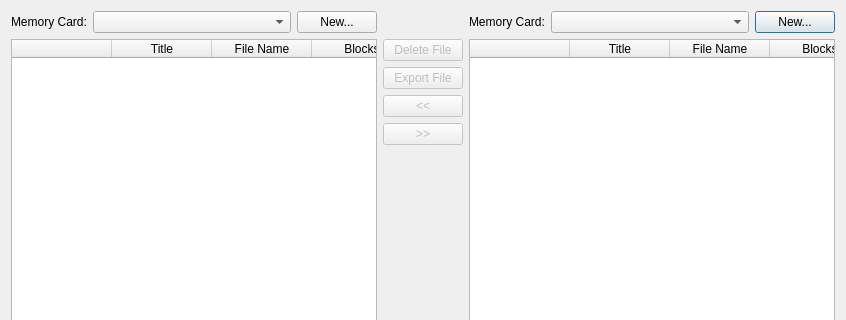
Above: src/duckstation-qt/memorycardeditordialog.ui from kofxi3584karlayang/duckstation before the change; both pictures show x 0 to 846 and y 0 to 320 of the 846 by 515 pixel window. Below: the same form after it.
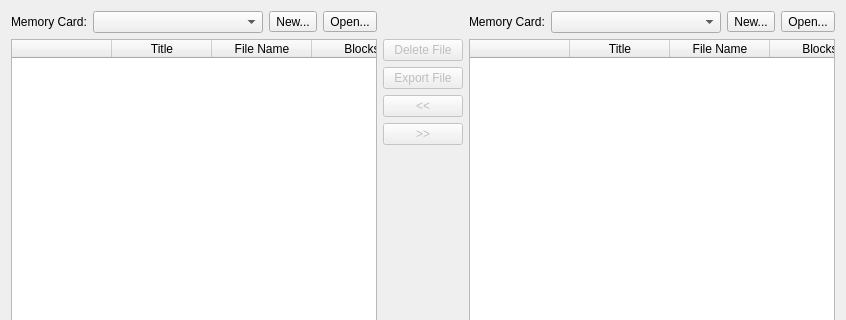
That is the form after the change. Icons and pictures are not drawn.

Commit message: Qt: Add open button to memory card editor

The edit to the form file:
```diff
--- a/src/duckstation-qt/memorycardeditordialog.ui
+++ b/src/duckstation-qt/memorycardeditordialog.ui
@@ -57,7 +57,7 @@
     </widget>
    </item>
    <item row="0" column="3">
-    <layout class="QHBoxLayout" name="horizontalLayout_2" stretch="0,1,0">
+    <layout class="QHBoxLayout" name="horizontalLayout_2" stretch="0,1,0,0">
      <item>
       <widget class="QLabel" name="label_2">
        <property name="text">
@@ -73,9 +73,24 @@
       </widget>
      </item>
      <item>
-      <widget class="QPushButton" name="newCardB">
+      <widget class="QToolButton" name="newCardB">
        <property name="text">
         <string>New...</string>
+       </property>
+       <property name="icon">
+        <iconset resource="resources/resources.qrc">
+         <normaloff>:/icons/document-new.png</normaloff>:/icons/document-new.png</iconset>
+       </property>
+      </widget>
+     </item>
+     <item>
+      <widget class="QToolButton" name="openCardB">
+       <property name="text">
+        <string>Open...</string>
+       </property>
+       <property name="icon">
+        <iconset resource="resources/resources.qrc">
+         <normaloff>:/icons/document-open.png</normaloff>:/icons/document-open.png</iconset>
        </property>
       </widget>
      </item>
@@ -164,7 +179,7 @@
     </layout>
    </item>
    <item row="0" column="0">
-    <layout class="QHBoxLayout" name="horizontalLayout" stretch="0,1,0">
+    <layout class="QHBoxLayout" name="horizontalLayout" stretch="0,1,0,0">
      <item>
       <widget class="QLabel" name="label">
        <property name="text">
@@ -176,9 +191,24 @@
       <widget class="QComboBox" name="cardAPath"/>
      </item>
      <item>
-      <widget class="QPushButton" name="newCardA">
+      <widget class="QToolButton" name="newCardA">
        <property name="text">
         <string>New...</string>
+       </property>
+       <property name="icon">
+        <iconset resource="resources/resources.qrc">
+         <normaloff>:/icons/document-new.png</normaloff>:/icons/document-new.png</iconset>
+       </property>
+      </widget>
+     </item>
+     <item>
+      <widget class="QToolButton" name="openCardA">
+       <property name="text">
+        <string>Open...</string>
+       </property>
+       <property name="icon">
+        <iconset resource="resources/resources.qrc">
+         <normaloff>:/icons/document-open.png</normaloff>:/icons/document-open.png</iconset>
        </property>
       </widget>
      </item>
```
Left out of the diff: 4 changed lines with no effect on the pictures. The commit also changes 5 other files.
